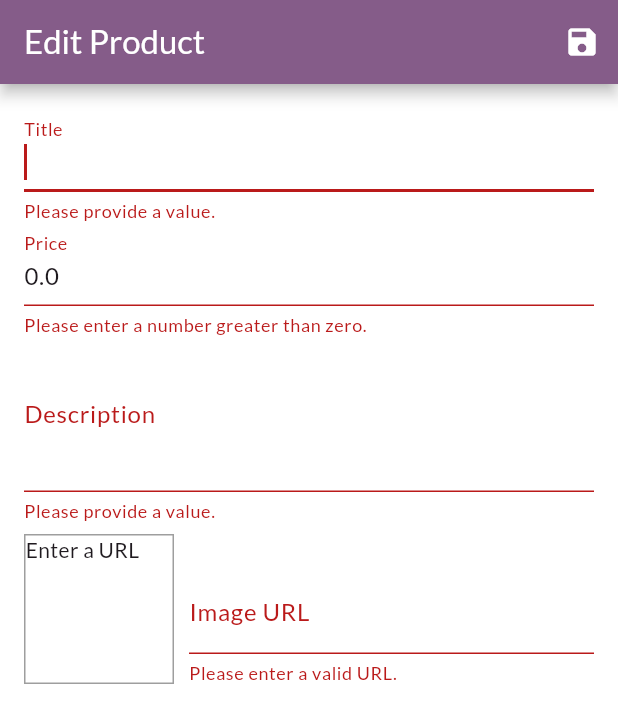
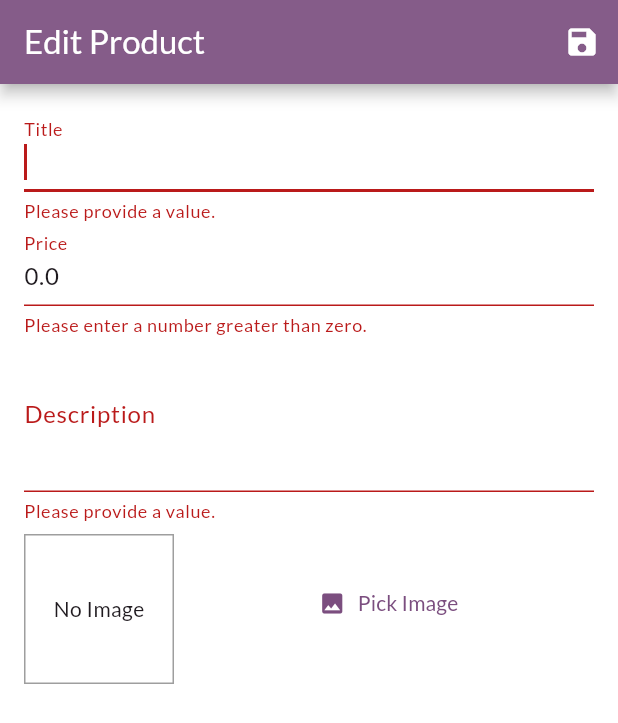
Before and after one commit to AndrewNguyenITVN/MyShop, a Flutter app: the EditProductScreen screen opened by its route, after a tap on the "save" icon, on a phone screen of 412 x 824 dp. Shown: the top 723 px of the screen. Run offline on Flutter 3.47's test engine with Material 3 defaults, Android fonts, the phone set to English and light mode, and no system bars; our stand-ins replace flutter_dotenv, go_router, image_picker, pocketbase, shared_preferences; accounts and stored records are empty.

Commit message:
Store product information on PocketBase

```diff
--- a/lib/models/product.dart
+++ b/lib/models/product.dart
@@ -1,3 +1,4 @@
+import 'dart:io';
 class Product {
   final String? id;
   final String title;
@@ -7,16 +8,17 @@ class Product {
   final bool isFavorite;
   final List<String> sizes;
   final List<String> colors;
-
+  final File? featuredImage;
   Product({
     this.id,
     required this.title,
     required this.description,
     required this.price,
-    required this.imageUrl,
+    this.imageUrl = '',
     this.isFavorite = false,
     this.sizes = const [],
     this.colors = const [],
+    this.featuredImage,
   });
 
   Product copyWith({
@@ -28,6 +30,7 @@ class Product {
     bool? isFavorite,
     List<String>? sizes,
     List<String>? colors,
+    File? featuredImage,
   }) {
     return Product(
       id: id ?? this.id,
@@ -38,6 +41,31 @@ class Product {
       isFavorite: isFavorite ?? this.isFavorite,
       sizes: sizes ?? this.sizes,
       colors: colors ?? this.colors,
+      featuredImage: featuredImage ?? this.featuredImage,
     );
   }
+
+  Map<String, dynamic> toJson() {
+    return {
+      'title': title,
+      'description': description,
+      'price': price,
+      'isFavorite': isFavorite,
+    };
+  }
+
+  factory Product.fromJson(Map<String, dynamic> json) {
+    return Product(
+      id: json['id'],
+      title: json['title'],
+      description: json['description'],
+      price: json['price'],
+      imageUrl: json['imageUrl'],
+      isFavorite: json['isFavorite'],
+    );
+  }
+
+  bool hasFeaturedImage() {
+    return featuredImage != null || imageUrl.isNotEmpty;
+  }
 }
--- a/lib/ui/products/edit_product_screen.dart
+++ b/lib/ui/products/edit_product_screen.dart
@@ -4,6 +4,9 @@ import 'package:provider/provider.dart';
 import '../../models/product.dart';
 import '../shared/dialog_utils.dart';
 import 'products_manager.dart';
+import 'package:image_picker/image_picker.dart';
+import 'dart:io';
+
 class EditProductScreen extends StatefulWidget {
   EditProductScreen(
     Product? product, {
@@ -27,56 +30,32 @@ class EditProductScreen extends StatefulWidget {
 }
 
 class _EditProductScreenState extends State<EditProductScreen> {
-  final _imageUrlController = TextEditingController();
-  final _imageUrlFocusNode = FocusNode();
   final _editForm = GlobalKey<FormState>();
   late Product _editedProduct;
-  bool _isValidImageUrl(String value) {
-    return value.startsWith('http') || value.startsWith('https') &&
-    (value.endsWith('.png') || value.endsWith('.jpg') || value.endsWith('.jpeg'));
-  }
 
   @override
   void initState() {
     super.initState();
     _editedProduct = widget.product;
-    _imageUrlController.text = _editedProduct.imageUrl;
-
-    _imageUrlFocusNode.addListener(() {
-      if (!_imageUrlFocusNode.hasFocus) {
-        if (!_isValidImageUrl(_imageUrlController.text)) {
-          return;
-        }
-        setState(() {});
-      }
-    });
-  }
-
-  @override
-  void dispose() {
-    _imageUrlController.dispose();
-    _imageUrlFocusNode.dispose();
-    super.dispose();
   }
 
   Future<void> _saveForm() async {
-    final isValid = _editForm.currentState!.validate();
+    final isValid = _editForm.currentState!.validate() && _editedProduct.hasFeaturedImage();
     if (!isValid) {
       return;
     }
     _editForm.currentState!.save();
     try {
       final productsManager = context.read<ProductsManager>();
-      if (widget.product.id != null) {
+      if (_editedProduct.id == null) {
+        await productsManager.addProduct(_editedProduct);
+      } else {
         productsManager.updateProduct(_editedProduct);
-      } else {
-        productsManager.addProduct(_editedProduct);
       }
     } catch (error) {
+      if (mounted) {
       await showErrorDialog(context, 'Something went wrong.');
-    }
-    if (mounted) {
-      context.pop();
+      }
     }
   }
 
@@ -194,7 +173,7 @@ class _EditProductScreenState extends State<EditProductScreen> {
 
   Widget _buildProductPreview() {
     return Row(
-      crossAxisAlignment: CrossAxisAlignment.end,
+      crossAxisAlignment: CrossAxisAlignment.center,
       children: <Widget>[
         Container(
           width: 100,
@@ -203,41 +182,45 @@ class _EditProductScreenState extends State<EditProductScreen> {
           decoration: BoxDecoration(
             border: Border.all(width: 1, color: Colors.grey),
           ),
-          child: _imageUrlController.text.isEmpty ? const Text('Enter a URL') : FittedBox(
-            child: Image.network(
-              _imageUrlController.text,
+          child: !_editedProduct.hasFeaturedImage() ? const Center(child: Text('No Image'))
+          : FittedBox(
+            child: _editedProduct.featuredImage == null
+              ? Image.network(
+                _editedProduct.imageUrl,
               fit: BoxFit.cover,
-            ),
+            )
+            : Image.file(
+              _editedProduct.featuredImage!,
+              fit: BoxFit.cover,
+            )
           ),
-        ),
-        Expanded(
-          child: _buildImageUrlField(),
-        ),
+          ),
+          Expanded(
+            child: SizedBox(width: 100, child: _buildImagePickerBotton()),
+          ),
       ],
     );
   }
 
-  TextFormField _buildImageUrlField() {
-    return TextFormField(
-      decoration: const InputDecoration(labelText: 'Image URL'),
-      keyboardType: TextInputType.url,
-      textInputAction: TextInputAction.done,
-      controller: _imageUrlController,
-      focusNode: _imageUrlFocusNode,
-      onFieldSubmitted: (_) => _saveForm(),
-      validator: (value) {
-        if (value!.isEmpty) {
-          return 'Please enter a valid URL.';
+  Widget _buildImagePickerBotton() {
+    return TextButton.icon(
+      icon: const Icon(Icons.image),
+      label: const Text('Pick Image'),
+      onPressed: () async {
+        final imagePicker = ImagePicker();
+        try {
+          final imageFile = await imagePicker.pickImage(source: ImageSource.gallery);
+          if (imageFile == null) {
+            return;
+          }
+          _editedProduct = _editedProduct.copyWith(featuredImage: File(imageFile.path));
+          setState(() {});
+        } catch (error) {
+          if (mounted) {
+            await showErrorDialog(context, 'Something went wrong.');
+          }
         }
-        if (!_isValidImageUrl(value)) {
-          return 'Please enter a valid image URL.';
-        }
-        return null;
-      },
-      onSaved: (value) {
-        _editedProduct = _editedProduct.copyWith(imageUrl: value);
       },
     );
   }
-
 }
--- a/lib/ui/products/products_manager.dart
+++ b/lib/ui/products/products_manager.dart
@@ -1,51 +1,10 @@
 import 'package:flutter/foundation.dart';
 import '../../models/product.dart';
+import '../../services/products_service.dart';
 
 class ProductsManager with ChangeNotifier{
-  final List<Product> _items = [
-    Product(
-      id: 'p1',
-      title: 'Red Shirt',
-      description: 'A red shirt - it is pretty red!',
-      price: 29.99,
-      imageUrl:
-          'https://cdn.pixabay.com/photo/2016/10/02/22/17/red-t-shirt-1710578_1280.jpg',
-      isFavorite: true,
-      sizes: ['M', 'L', 'XL', 'XXL'],
-      colors: ['Red', 'Blue', 'Green', 'Yellow'],
-    ),
-    Product(
-      id: 'p2',
-      title: 'Trousers',
-      description: 'A nice pair of trousers.',
-      price: 59.99,
-      imageUrl:
-          'https://upload.wikimedia.org/wikipedia/commons/thumb/e/e8/Trousers%2C_dress_%28AM_1960.022-8%29.jpg/512px-Trousers%2C_dress_%28AM_1960.022-8%29.jpg',
-      sizes: ['M', 'L', 'XL', 'XXL'],
-      colors: ['Red', 'Blue', 'Green', 'Yellow'],
-    ),
-    Product(
-      id: 'p3',
-      title: 'Yellow Scarf',
-      description: 'Warm and cozy - exactly what you need for the winter.',
-      price: 19.99,
-      imageUrl:
-          'https://live.staticflickr.com/4043/4438260868_cc79b3369d_z.jpg',
-      sizes: [],
-      colors: ['Blue', 'Green', 'Yellow'],
-    ),
-    Product(
-      id: 'p4',
-      title: 'A Pan',
-      description: 'Prepare any meal you want.',
-      price: 49.99,
-      imageUrl:
-          'https://upload.wikimedia.org/wikipedia/commons/thumb/1/14/Cast-Iron-Pan.jpg/1024px-Cast-Iron-Pan.jpg',
-      isFavorite: true,
-      sizes: [],
-      colors: ['Black'],
-    ),
-  ];
+  final ProductsService _productsService = ProductsService();
+  final List<Product> _items = [];
 
   int get itemCount {
     return _items.length;
@@ -67,9 +26,12 @@ class ProductsManager with ChangeNotifier{
     }
   }
 
-  void addProduct(Product product) {
-    _items.add(product.copyWith(id: 'p${DateTime.now().toIso8601String()}'));
+  Future<void> addProduct(Product product) async {
+    final newProduct = await _productsService.addProduct(product);
+    if (newProduct != null) {
+    _items.add(newProduct);
     notifyListeners();
+    }
   }
 
   void updateProduct(Product product) {
```
Also changed, not shown: lib/services/products_service.dart (added, +28 -0 lines).
